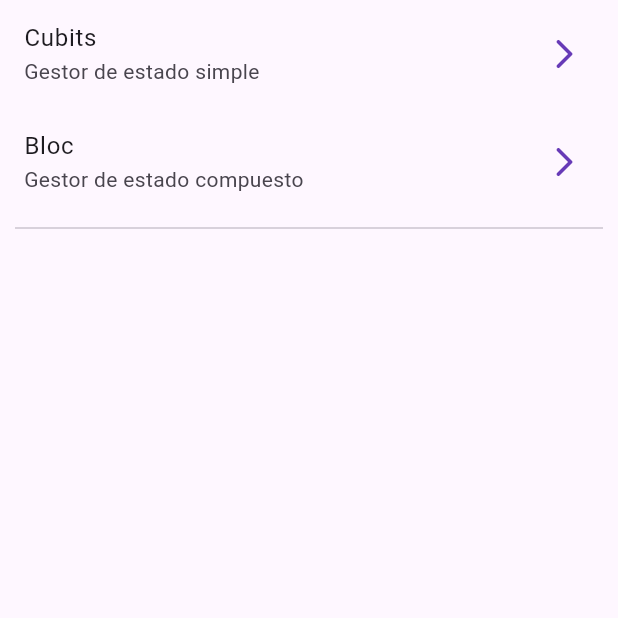
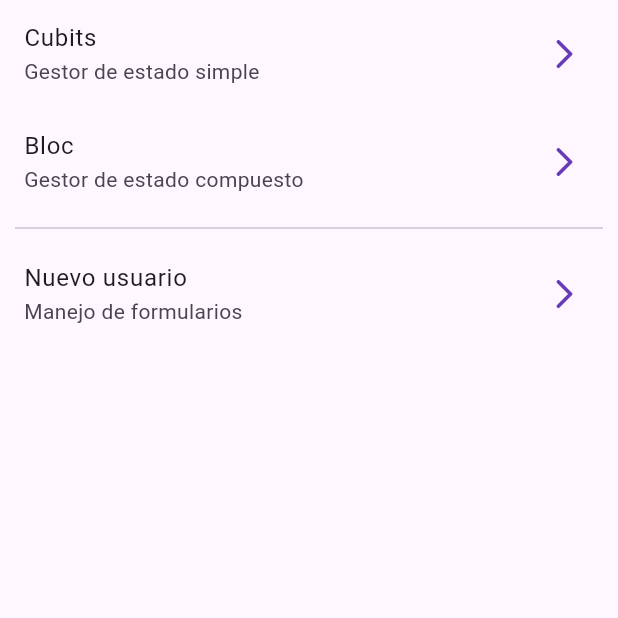
Before and after one commit to Frank712/flutter_forms_app, a Flutter app: the screen it shows after launch, on a phone screen of 412 x 824 dp, the top half of it. Run offline on Flutter 3.47's test engine with Material 2 defaults, Android fonts, the phone set to English and light mode, and no system bars; our stand-ins replace equatable, flutter_bloc, go_router.

Commit message:
ADD new user screen and route

```diff
--- a/lib/config/router/app_router.dart
+++ b/lib/config/router/app_router.dart
@@ -15,5 +15,9 @@
       path: '/counter-bloc',
       builder: (context, state) => const BlocCounterScreen(),
     ),
+    GoRoute(
+      path: '/new-user',
+      builder: (context, state) => const RegisterScreen(),
+    ),
   ],
 );
--- a/lib/presentation/screens/home_screen.dart
+++ b/lib/presentation/screens/home_screen.dart
@@ -24,7 +24,13 @@
           const Padding(
             padding: EdgeInsets.symmetric(horizontal: 10),
             child: Divider(),
-          )
+          ),
+          ListTile(
+            title: const Text('Nuevo usuario'),
+            subtitle: const Text('Manejo de formularios'),
+            trailing: const Icon(Icons.arrow_forward_ios_rounded),
+            onTap: () => context.push('/new-user'),
+          ),
         ],
       ),
     );
--- a/lib/presentation/screens/screens.dart
+++ b/lib/presentation/screens/screens.dart
@@ -1,3 +1,4 @@
 export 'bloc_counter_screen.dart';
 export 'cubit_counter_screen.dart';
 export 'home_screen.dart';
+export 'register_screen.dart';
```
Also changed, not shown: lib/presentation/screens/register_screen.dart (added, +24 -0 lines).
